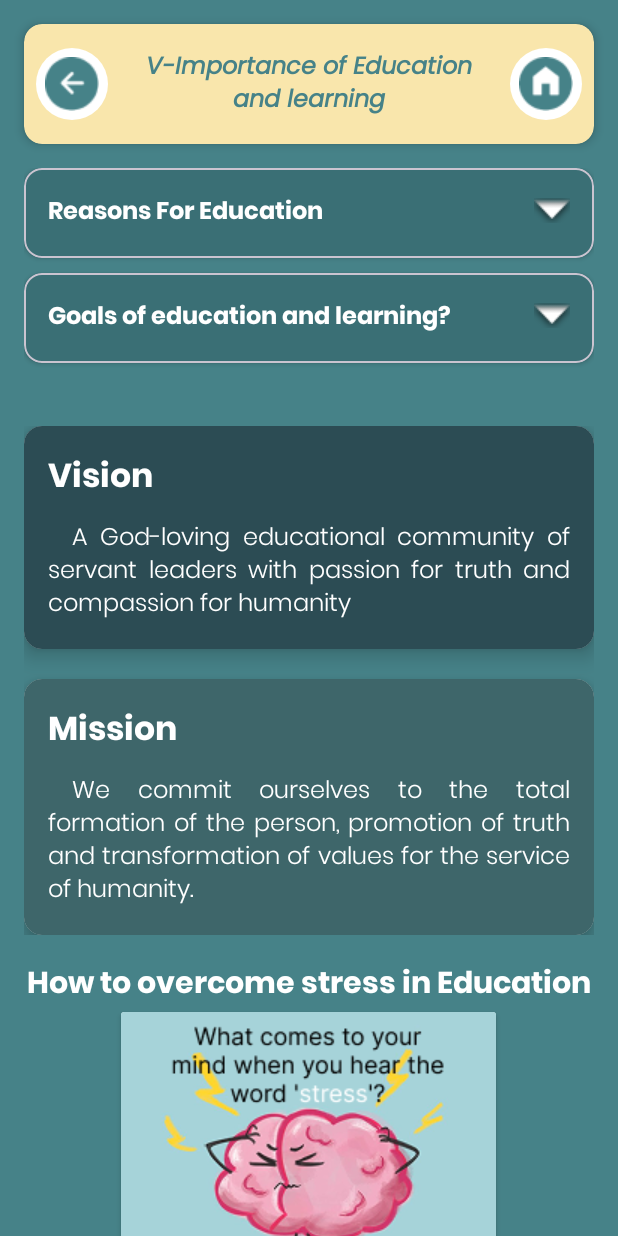
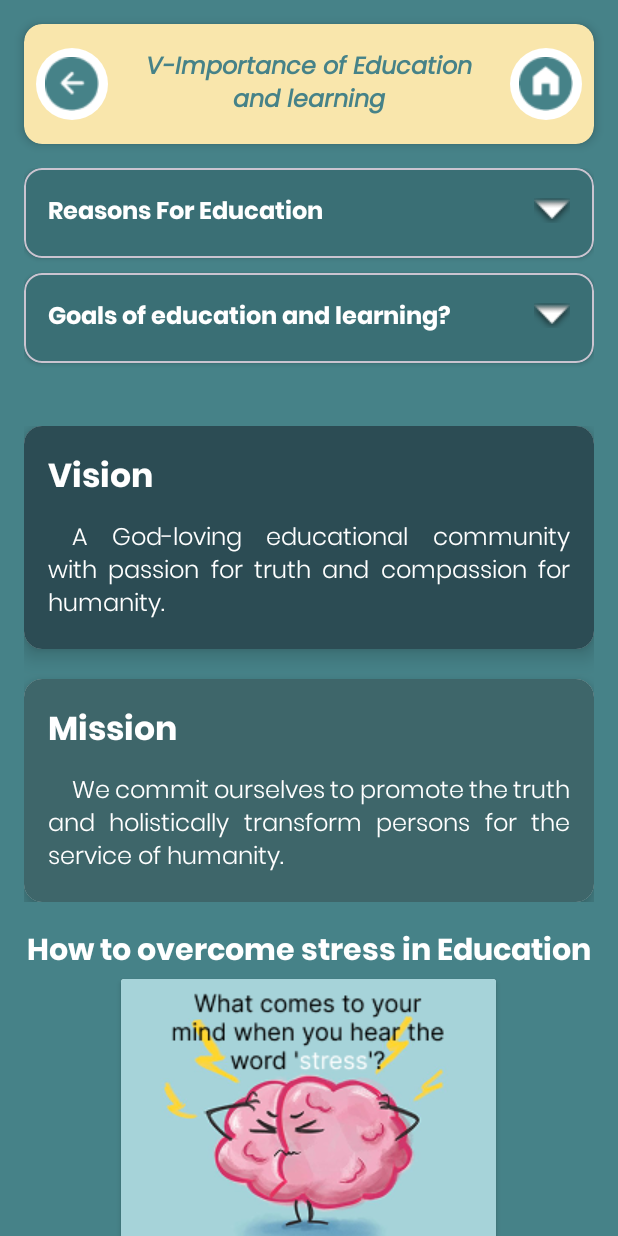
Before and after one commit to markedrianst/CapstoneProject, an Android app: the IOEAL5 screen opened directly, with no data from a screen before it, on a phone screen of 412 x 824 dp. Run offline under Robolectric (Android 15) with nearby library versions, the light colour scheme and no system bars.

Commit message:
update the content

```diff
--- a/app/src/main/java/com/orient1caps2/orient1capstone2/IOEAL5.java
+++ b/app/src/main/java/com/orient1caps2/orient1capstone2/IOEAL5.java
@@ -142,11 +142,11 @@
 
     private void setupExampleText() {
         TextView description6 = findViewById(R.id.descriptionText6);
-        String htmlText6 = "&emsp;&emsp;A God-loving educational community of servant leaders with passion for truth and compassion for humanity";
+        String htmlText6 = "&emsp;&emsp;A God-loving educational community with passion for truth and compassion for humanity.";
         description6.setText(Html.fromHtml(htmlText6, Html.FROM_HTML_MODE_LEGACY));
 
         TextView description7 = findViewById(R.id.descriptionText7);
-        String htmlText7 = "&emsp;&emsp;We commit ourselves to the total formation of the person, promotion of truth and transformation of values for the service of humanity.";
+        String htmlText7 = "&emsp;&emsp;We commit ourselves to promote the truth and holistically transform persons for the service of humanity.";
         description7.setText(Html.fromHtml(htmlText7, Html.FROM_HTML_MODE_LEGACY));
 
         TextView examplesTextView = findViewById(R.id.examplesTextView);
```
Also changed, not shown: app/src/main/res/layout/activity_lessons_module.xml (+4 -4 lines).
